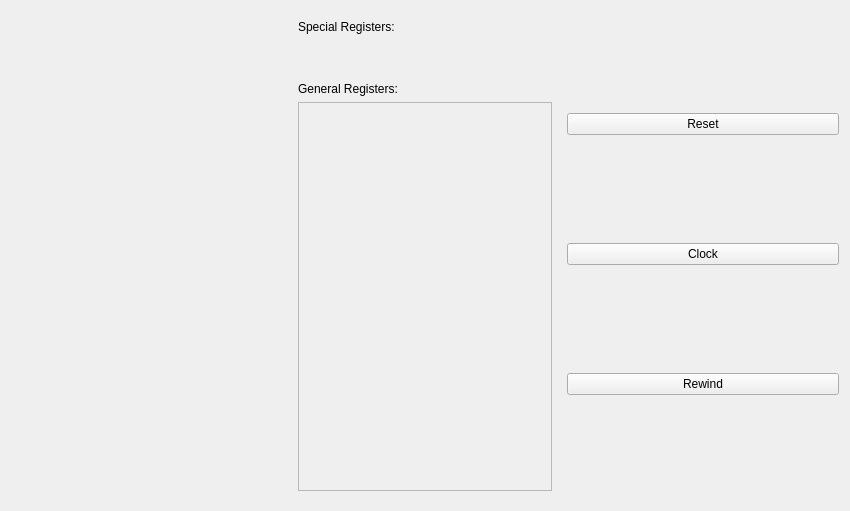
Above: src/Ui/App/simulationview.ui from SSu4K/MCAS before the change. Below: the same form after it.
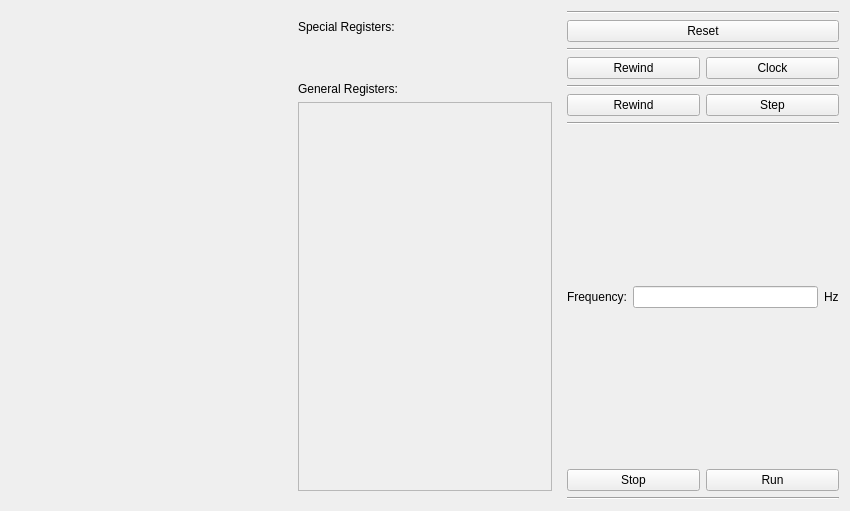
That is the form after the change. Custom widgets are drawn as their Qt base class.

Diff of the .ui file:
```diff
--- a/src/Ui/App/simulationview.ui
+++ b/src/Ui/App/simulationview.ui
@@ -111,25 +111,121 @@
       </layout>
      </item>
      <item>
-      <layout class="QVBoxLayout" name="verticalLayout_4">
-       <item>
+      <layout class="QGridLayout" name="gridLayout">
+       <item row="7" column="0">
+        <layout class="QHBoxLayout" name="horizontalLayout_4">
+         <item>
+          <widget class="QPushButton" name="rewindInstrButton">
+           <property name="text">
+            <string>Rewind</string>
+           </property>
+          </widget>
+         </item>
+         <item>
+          <widget class="QPushButton" name="stepInstrButton">
+           <property name="text">
+            <string>Step</string>
+           </property>
+          </widget>
+         </item>
+        </layout>
+       </item>
+       <item row="0" column="0">
+        <widget class="Line" name="line_4">
+         <property name="orientation">
+          <enum>Qt::Orientation::Horizontal</enum>
+         </property>
+        </widget>
+       </item>
+       <item row="2" column="0">
+        <widget class="Line" name="line_3">
+         <property name="orientation">
+          <enum>Qt::Orientation::Horizontal</enum>
+         </property>
+        </widget>
+       </item>
+       <item row="10" column="0">
+        <layout class="QHBoxLayout" name="horizontalLayout_5">
+         <item>
+          <widget class="QPushButton" name="stopButton">
+           <property name="text">
+            <string>Stop</string>
+           </property>
+          </widget>
+         </item>
+         <item>
+          <widget class="QPushButton" name="runButton">
+           <property name="text">
+            <string>Run</string>
+           </property>
+          </widget>
+         </item>
+        </layout>
+       </item>
+       <item row="9" column="0">
+        <layout class="QHBoxLayout" name="horizontalLayout_7">
+         <item>
+          <widget class="QLabel" name="label_3">
+           <property name="text">
+            <string>Frequency:</string>
+           </property>
+          </widget>
+         </item>
+         <item>
+          <widget class="QLineEdit" name="hzEdit"/>
+         </item>
+         <item>
+          <widget class="QLabel" name="label_4">
+           <property name="text">
+            <string>Hz</string>
+           </property>
+          </widget>
+         </item>
+        </layout>
+       </item>
+       <item row="1" column="0">
         <widget class="QPushButton" name="resetButton">
          <property name="text">
           <string>Reset</string>
          </property>
         </widget>
        </item>
-       <item>
-        <widget class="QPushButton" name="clockButton">
-         <property name="text">
-          <string>Clock</string>
+       <item row="4" column="0">
+        <widget class="Line" name="line_2">
+         <property name="orientation">
+          <enum>Qt::Orientation::Horizontal</enum>
          </property>
         </widget>
        </item>
-       <item>
-        <widget class="QPushButton" name="rewindButton">
-         <property name="text">
-          <string>Rewind</string>
+       <item row="8" column="0">
+        <widget class="Line" name="line">
+         <property name="orientation">
+          <enum>Qt::Orientation::Horizontal</enum>
+         </property>
+        </widget>
+       </item>
+       <item row="3" column="0">
+        <layout class="QHBoxLayout" name="horizontalLayout_3">
+         <item>
+          <widget class="QPushButton" name="rewindButton">
+           <property name="text">
+            <string>Rewind</string>
+           </property>
+          </widget>
+         </item>
+         <item>
+          <widget class="QPushButton" name="clockButton">
+           <property name="text">
+            <string>Clock</string>
+           </property>
+          </widget>
+         </item>
+        </layout>
+       </item>
+       <item row="11" column="0">
+        <widget class="Line" name="line_5">
+         <property name="orientation">
+          <enum>Qt::Orientation::Horizontal</enum>
          </property>
         </widget>
        </item>
```
